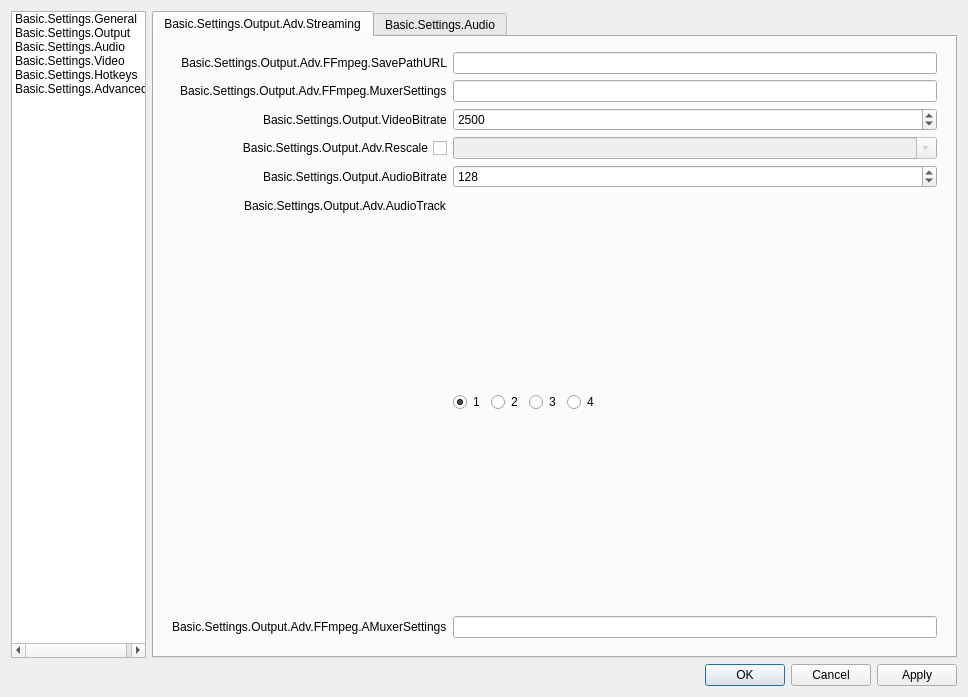
Old version of the form obs/forms/OBSBasicSettings.ui in the repository mixer/tachyon.
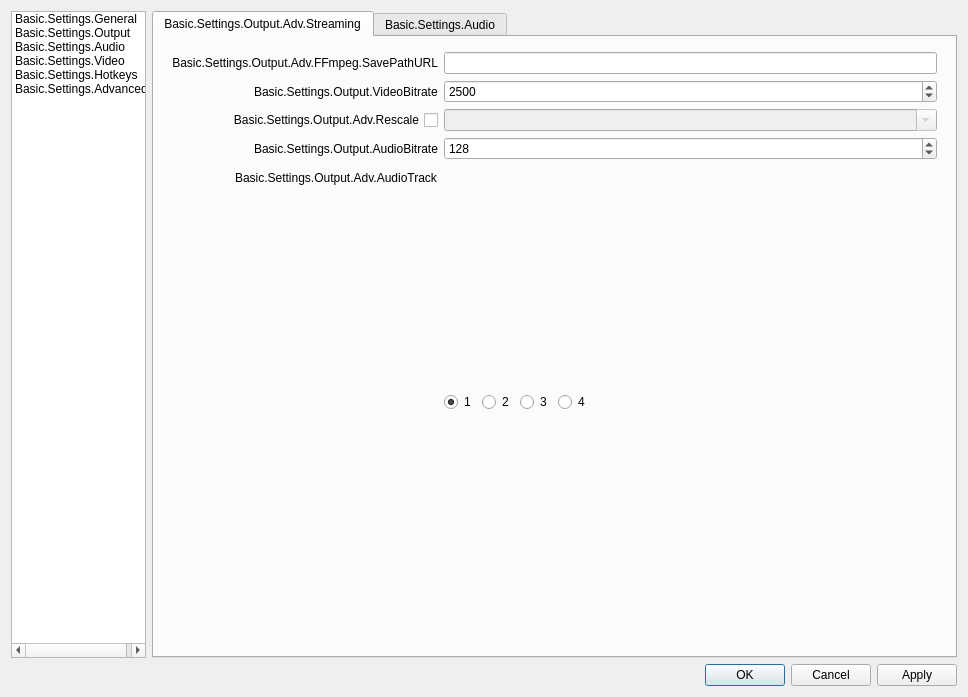
New version of the form. Icons and pictures are not drawn.

Commit message: Remove exposed Muxer settings

What changed in the file:
```diff
--- a/obs/forms/OBSBasicSettings.ui
+++ b/obs/forms/OBSBasicSettings.ui
@@ -290,23 +290,13 @@
                       <widget class="QLineEdit" name="advOutFFURL"/>
                      </item>
                      <item row="1" column="0">
-                      <widget class="QLabel" name="label_1337">
-                       <property name="text">
-                        <string>Basic.Settings.Output.Adv.FFmpeg.MuxerSettings</string>
-                       </property>
-                      </widget>
-                     </item>
-                     <item row="1" column="1">
-                      <widget class="QLineEdit" name="advOutFFMCfg"/>
-                     </item>
-                     <item row="2" column="0">
                       <widget class="QLabel" name="label_40">
                        <property name="text">
                         <string>Basic.Settings.Output.VideoBitrate</string>
                        </property>
                       </widget>
                      </item>
-                     <item row="2" column="1">
+                     <item row="1" column="1">
                       <widget class="QSpinBox" name="advOutFFVBitrate">
                        <property name="minimum">
                         <number>0</number>
@@ -319,7 +309,7 @@
                        </property>
                       </widget>
                      </item>
-                     <item row="3" column="0">
+                     <item row="2" column="0">
                       <widget class="QCheckBox" name="advOutFFUseRescale">
                        <property name="sizePolicy">
                         <sizepolicy hsizetype="Minimum" vsizetype="Expanding">
@@ -335,7 +325,7 @@
                        </property>
                       </widget>
                      </item>
-                     <item row="3" column="1">
+                     <item row="2" column="1">
                       <widget class="QComboBox" name="advOutFFRescale">
                        <property name="enabled">
                         <bool>false</bool>
@@ -345,14 +335,14 @@
                        </property>
                       </widget>
                      </item>
-                     <item row="5" column="0">
+                     <item row="4" column="0">
                       <widget class="QLabel" name="label_41">
                        <property name="text">
                         <string>Basic.Settings.Output.AudioBitrate</string>
                        </property>
                       </widget>
                      </item>
-                     <item row="5" column="1">
+                     <item row="4" column="1">
                       <widget class="QSpinBox" name="advOutFFABitrate">
                        <property name="minimum">
                         <number>32</number>
@@ -368,14 +358,14 @@
                        </property>
                       </widget>
                      </item>
-                     <item row="6" column="0">
+                     <item row="5" column="0">
                       <widget class="QLabel" name="label_47">
                        <property name="text">
                         <string>Basic.Settings.Output.Adv.AudioTrack</string>
                        </property>
                       </widget>
                      </item>
-                     <item row="6" column="1">
+                     <item row="5" column="1">
                       <widget class="QWidget" name="widget_10" native="true">
                        <property name="sizePolicy">
                         <sizepolicy hsizetype="Maximum" vsizetype="Preferred">
@@ -430,16 +420,6 @@
                        </layout>
                       </widget>
                      </item>
-                     <item row="7" column="0">
-                      <widget class="QLabel" name="label_7">
-                       <property name="text">
-                        <string>Basic.Settings.Output.Adv.FFmpeg.AMuxerSettings</string>
-                       </property>
-                      </widget>
-                     </item>
-                     <item row="7" column="1">
-                      <widget class="QLineEdit" name="advOutFFAMuxer"/>
-                     </item>
                     </layout>
                    </widget>
                   </widget>
```
Left out of the diff: 2 changed lines with no effect on the pictures. The commit also changes 2 other files.
